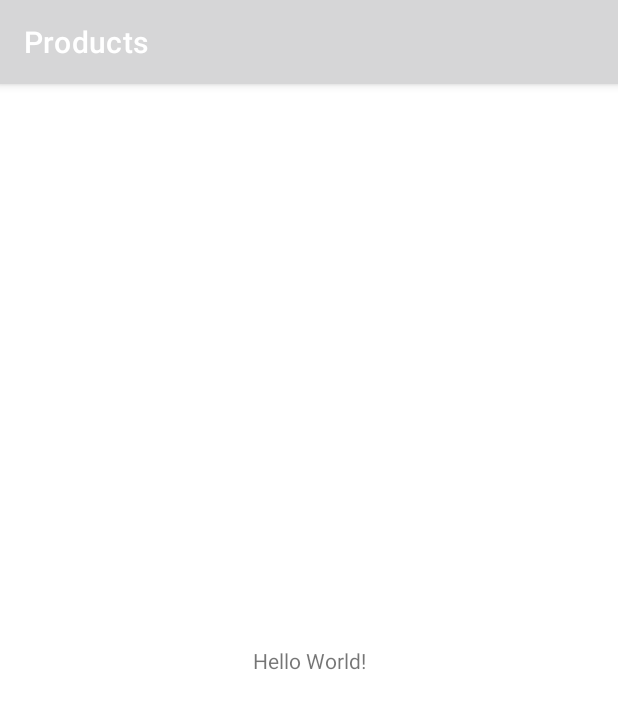
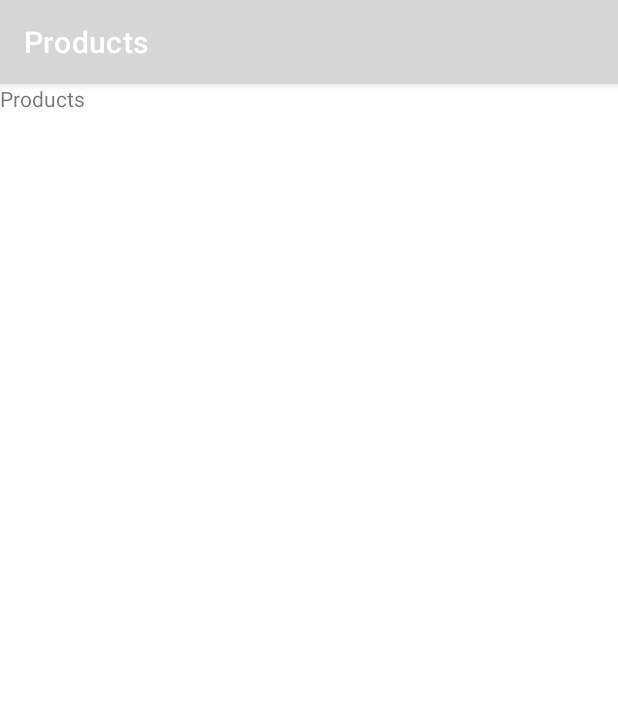
Before and after one commit to RadmanHayati/Products, an Android app: the screen it shows after launch (MainActivity), on a phone screen of 412 x 824 dp. Shown: the top 709 px of the screen. Run offline under Robolectric (Android 15) with nearby library versions, the phone set to English and light mode, and no system bars.

Commit message:
setup navigation component

```diff
--- a/app/build.gradle
+++ b/app/build.gradle
@@ -49,6 +49,7 @@ dependencies {
     implementation 'androidx.appcompat:appcompat:1.3.0'
     implementation 'com.google.android.material:material:1.3.0'
     implementation 'androidx.constraintlayout:constraintlayout:2.0.4'
+    implementation 'androidx.legacy:legacy-support-v4:1.0.0'
     testImplementation 'junit:junit:4.+'
     androidTestImplementation 'androidx.test.ext:junit:1.1.2'
     androidTestImplementation 'androidx.test.espresso:espresso-core:3.3.0'
--- /dev/null
+++ b/app/src/main/java/ir/alizeyn/products/presentation/detail/DetailFragment.kt
@@ -0,0 +1,24 @@
+package ir.alizeyn.products.presentation.detail
+
+import android.os.Bundle
+import androidx.fragment.app.Fragment
+import android.view.LayoutInflater
+import android.view.View
+import android.view.ViewGroup
+import ir.alizeyn.products.R
+
+
+class DetailFragment : Fragment() {
+
+    override fun onCreate(savedInstanceState: Bundle?) {
+        super.onCreate(savedInstanceState)
+
+    }
+
+    override fun onCreateView(
+        inflater: LayoutInflater, container: ViewGroup?,
+        savedInstanceState: Bundle?
+    ): View? {
+        return inflater.inflate(R.layout.fragment_detail, container, false)
+    }
+}
--- /dev/null
+++ b/app/src/main/java/ir/alizeyn/products/presentation/products/ProductsFragment.kt
@@ -0,0 +1,24 @@
+package ir.alizeyn.products.presentation.products
+
+import android.os.Bundle
+import androidx.fragment.app.Fragment
+import android.view.LayoutInflater
+import android.view.View
+import android.view.ViewGroup
+import ir.alizeyn.products.R
+
+
+class ProductsFragment : Fragment() {
+
+    override fun onCreate(savedInstanceState: Bundle?) {
+        super.onCreate(savedInstanceState)
+
+    }
+
+    override fun onCreateView(
+        inflater: LayoutInflater, container: ViewGroup?,
+        savedInstanceState: Bundle?
+    ): View? {
+        return inflater.inflate(R.layout.fragment_products, container, false)
+    }
+}
--- /dev/null
+++ b/app/src/main/res/anim/from_left.xml
@@ -0,0 +1,7 @@
+<?xml version="1.0" encoding="utf-8"?>
+<set xmlns:android="http://schemas.android.com/apk/res/android">
+    <translate
+        android:duration="300"
+        android:fromXDelta="-100%"
+        android:toXDelta="0%" />
+</set>
--- /dev/null
+++ b/app/src/main/res/anim/from_right.xml
@@ -0,0 +1,7 @@
+<?xml version="1.0" encoding="utf-8"?>
+<set xmlns:android="http://schemas.android.com/apk/res/android">
+    <translate
+        android:duration="300"
+        android:fromXDelta="100%"
+        android:toXDelta="0%" />
+</set>
--- /dev/null
+++ b/app/src/main/res/anim/to_left.xml
@@ -0,0 +1,7 @@
+<?xml version="1.0" encoding="utf-8"?>
+<set xmlns:android="http://schemas.android.com/apk/res/android">
+    <translate
+        android:duration="300"
+        android:fromXDelta="0%"
+        android:toXDelta="-100%" />
+</set>
--- /dev/null
+++ b/app/src/main/res/anim/to_right.xml
@@ -0,0 +1,7 @@
+<?xml version="1.0" encoding="utf-8"?>
+<set xmlns:android="http://schemas.android.com/apk/res/android">
+    <translate
+        android:duration="300"
+        android:fromXDelta="0%"
+        android:toXDelta="100%" />
+</set>
--- a/app/src/main/res/layout/activity_main.xml
+++ b/app/src/main/res/layout/activity_main.xml
@@ -6,13 +6,16 @@
     android:layout_height="match_parent"
     tools:context=".presentation.MainActivity">
 
-    <TextView
-        android:layout_width="wrap_content"
-        android:layout_height="wrap_content"
-        android:text="Hello World!"
+    <androidx.fragment.app.FragmentContainerView
+        android:id="@+id/fragmentContainerView"
+        android:name="androidx.navigation.fragment.NavHostFragment"
+        android:layout_width="0dp"
+        android:layout_height="0dp"
+        app:defaultNavHost="true"
         app:layout_constraintBottom_toBottomOf="parent"
-        app:layout_constraintLeft_toLeftOf="parent"
-        app:layout_constraintRight_toRightOf="parent"
-        app:layout_constraintTop_toTopOf="parent" />
+        app:layout_constraintEnd_toEndOf="parent"
+        app:layout_constraintStart_toStartOf="parent"
+        app:layout_constraintTop_toTopOf="parent"
+        app:navGraph="@navigation/products_nav" />
 
 </androidx.constraintlayout.widget.ConstraintLayout>
--- /dev/null
+++ b/app/src/main/res/layout/fragment_detail.xml
@@ -0,0 +1,14 @@
+<?xml version="1.0" encoding="utf-8"?>
+<FrameLayout xmlns:android="http://schemas.android.com/apk/res/android"
+    xmlns:tools="http://schemas.android.com/tools"
+    android:layout_width="match_parent"
+    android:layout_height="match_parent"
+    tools:context=".presentation.detail.DetailFragment">
+
+    <!-- TODO: Update blank fragment layout -->
+    <TextView
+        android:layout_width="match_parent"
+        android:layout_height="match_parent"
+        android:text="Detail" />
+
+</FrameLayout>
--- /dev/null
+++ b/app/src/main/res/layout/fragment_products.xml
@@ -0,0 +1,14 @@
+<?xml version="1.0" encoding="utf-8"?>
+<FrameLayout xmlns:android="http://schemas.android.com/apk/res/android"
+    xmlns:tools="http://schemas.android.com/tools"
+    android:layout_width="match_parent"
+    android:layout_height="match_parent"
+    tools:context=".presentation.products.ProductsFragment">
+
+    <!-- TODO: Update blank fragment layout -->
+    <TextView
+        android:layout_width="match_parent"
+        android:layout_height="match_parent"
+        android:text="Products" />
+
+</FrameLayout>
--- /dev/null
+++ b/app/src/main/res/navigation/products_nav.xml
@@ -0,0 +1,30 @@
+<?xml version="1.0" encoding="utf-8"?>
+<navigation xmlns:android="http://schemas.android.com/apk/res/android"
+    xmlns:app="http://schemas.android.com/apk/res-auto"
+    xmlns:tools="http://schemas.android.com/tools"
+    android:id="@+id/products_nav"
+    app:startDestination="@id/productsFragment">
+
+    <fragment
+        android:id="@+id/productsFragment"
+        android:name="ir.alizeyn.products.presentation.products.ProductsFragment"
+        android:label="fragment_products"
+        tools:layout="@layout/fragment_products" >
+        <action
+            android:id="@+id/action_productsFragment_to_detailFragment"
+            app:destination="@id/detailFragment"
+            app:enterAnim="@anim/from_right"
+            app:exitAnim="@anim/to_left"
+            app:popEnterAnim="@anim/from_left"
+            app:popExitAnim="@anim/to_right" />
+    </fragment>
+    <fragment
+        android:id="@+id/detailFragment"
+        android:name="ir.alizeyn.products.presentation.detail.DetailFragment"
+        android:label="fragment_detail"
+        tools:layout="@layout/fragment_detail" >
+        <action
+            android:id="@+id/action_detailFragment_to_productsFragment"
+            app:destination="@id/productsFragment" />
+    </fragment>
+</navigation>
```
